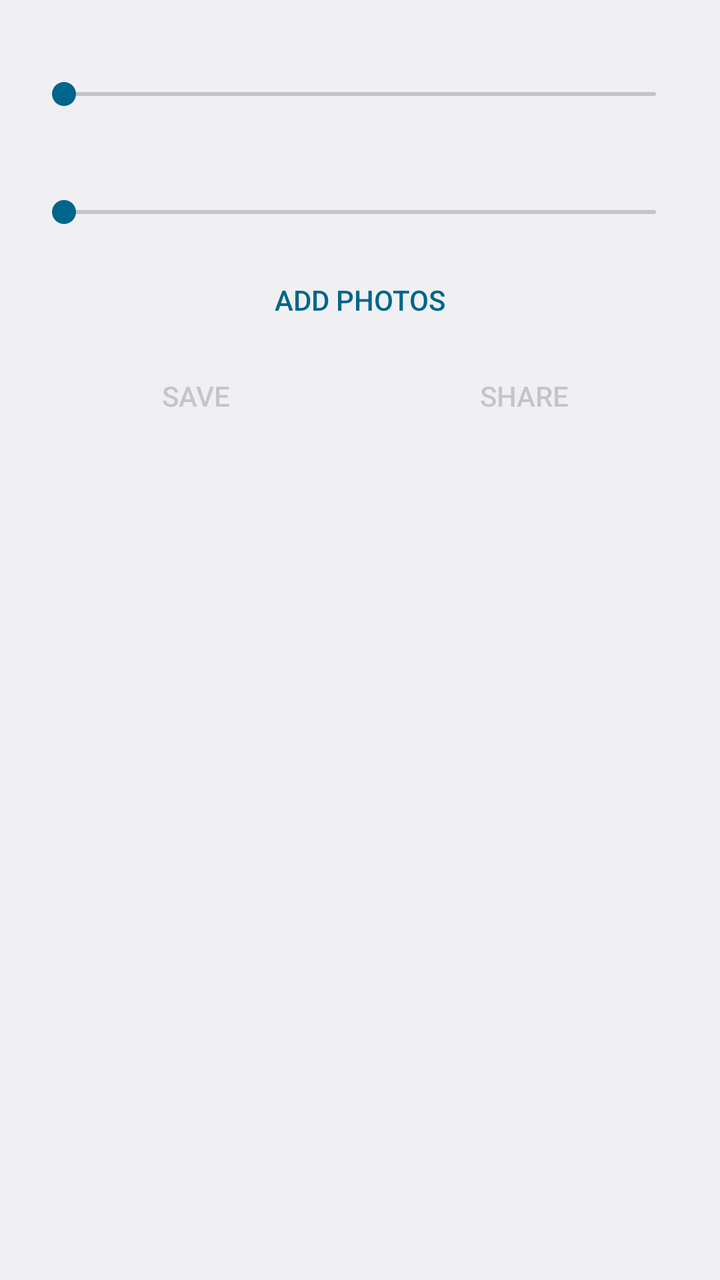
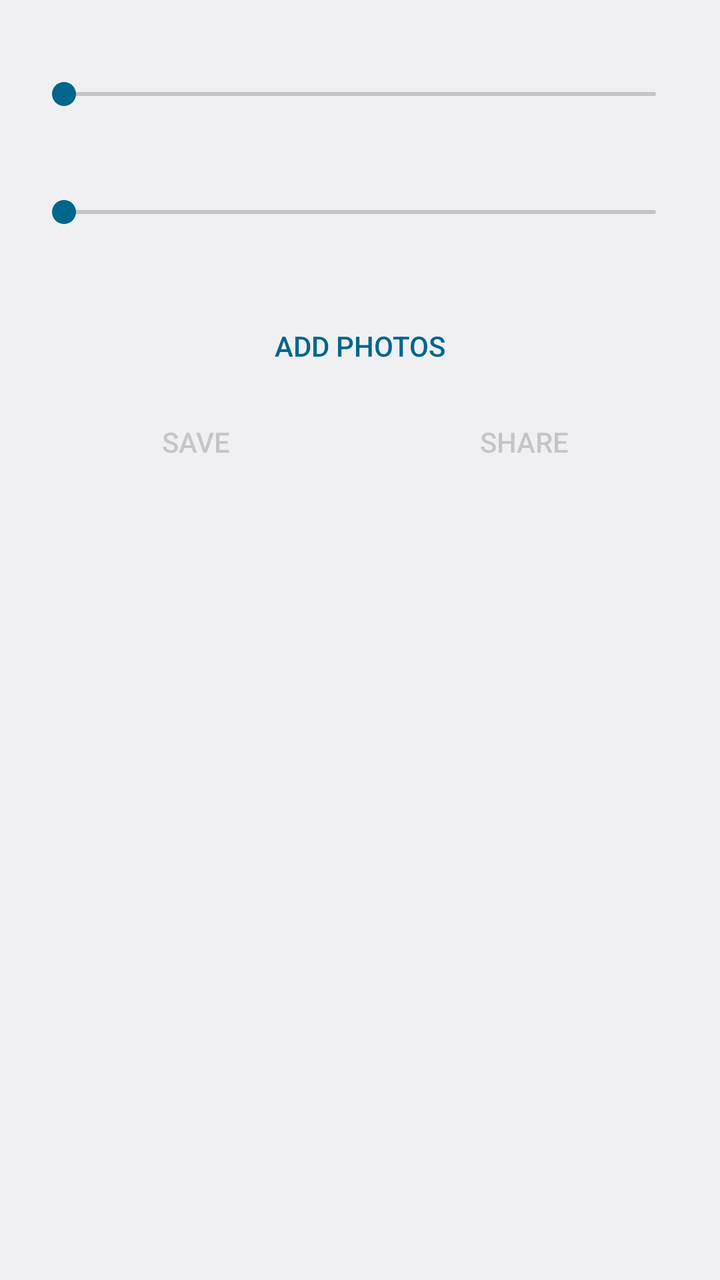

The first picture is an Android layout as it rendered before a commit; the second is the same layout after the commit. The layout source and the unified diff follow.
<!-- AndroidManifest.xml: application theme App -->
<!-- res/layout/share.xml -->
<?xml version="1.0" encoding="utf-8"?>
<LinearLayout xmlns:android="http://schemas.android.com/apk/res/android"
    android:layout_width="match_parent"
    android:layout_height="match_parent"
    android:fitsSystemWindows="true"
    android:orientation="vertical">

    <LinearLayout
        android:layout_width="match_parent"
        android:layout_height="wrap_content"
        android:orientation="vertical"
        android:paddingHorizontal="16dp"
        android:paddingTop="8dp">

        <TextView
            android:id="@+id/from_label"
            android:layout_width="match_parent"
            android:layout_height="wrap_content"
            android:textAppearance="@android:style/TextAppearance.DeviceDefault.Small" />

        <SeekBar
            android:id="@+id/from"
            android:layout_width="match_parent"
            android:contentDescription="@string/share_from_label"
            android:layout_height="40dp" />

        <TextView
            android:id="@+id/to_label"
            android:layout_width="match_parent"
            android:layout_height="wrap_content"
            android:textAppearance="@android:style/TextAppearance.DeviceDefault.Small" />

        <SeekBar
            android:id="@+id/to"
            android:layout_width="match_parent"
            android:contentDescription="@string/share_to_label"
            android:layout_height="40dp" />

        <LinearLayout
            style="?android:attr/buttonBarStyle"
            android:layout_width="match_parent"
            android:layout_height="wrap_content"
            android:orientation="horizontal">

            <Button
                android:id="@+id/add_photos"
                style="?android:attr/buttonBarButtonStyle"
                android:layout_width="0dp"
                android:layout_height="wrap_content"
                android:layout_weight="1"
                android:text="@string/share_add_photos" />

            <Button
                android:id="@+id/clear_photos"
                style="?android:attr/buttonBarButtonStyle"
                android:layout_width="0dp"
                android:layout_height="wrap_content"
                android:layout_weight="1"
                android:text="@string/share_clear_photos"
                android:visibility="gone" />
        </LinearLayout>

        <LinearLayout
            style="?android:attr/buttonBarStyle"
            android:layout_width="match_parent"
            android:layout_height="wrap_content"
            android:orientation="horizontal">

            <Button
                android:id="@+id/save"
                style="?android:attr/buttonBarButtonStyle"
                android:layout_width="0dp"
                android:layout_height="wrap_content"
                android:layout_weight="1"
                android:enabled="false"
                android:text="@string/share_save" />

            <Button
                android:id="@+id/send"
                style="?android:attr/buttonBarButtonStyle"
                android:layout_width="0dp"
                android:layout_height="wrap_content"
                android:layout_weight="1"
                android:enabled="false"
                android:text="@string/share_send" />
        </LinearLayout>
    </LinearLayout>

    <ScrollView
        android:layout_width="match_parent"
        android:layout_height="0dp"
        android:layout_weight="1">

        <FrameLayout
            android:layout_width="match_parent"
            android:layout_height="wrap_content">

            <ImageView
                android:id="@+id/preview"
                android:layout_width="match_parent"
                android:layout_height="wrap_content"
                android:adjustViewBounds="true"
                android:contentDescription="@string/share_preview"
                android:padding="16dp" />

            <ProgressBar
                android:id="@+id/busy"
                android:layout_width="wrap_content"
                android:layout_height="wrap_content"
                android:layout_gravity="center_horizontal"
                android:layout_marginTop="48dp" />
        </FrameLayout>
    </ScrollView>
</LinearLayout>
<!-- resources referenced by this layout -->
<resources>
  <string name="share_add_photos">Add photos</string>
  <string name="share_clear_photos">Remove photos</string>
  <string name="share_from_label">Start of the range</string>
  <string name="share_preview">Preview of the image to share</string>
  <string name="share_save">Save</string>
  <string name="share_send">Share</string>
  <string name="share_to_label">End of the range</string>
  <style name="App" parent="android:Theme.DeviceDefault.NoActionBar" />
</resources>

<!-- the commit's change to res/layout/share.xml (unified diff, before → after) -->
@@ -35,6 +35,13 @@
             android:layout_width="match_parent"
             android:contentDescription="@string/share_to_label"
             android:layout_height="40dp" />
+
+        <TextView
+            android:id="@+id/legend"
+            android:layout_width="match_parent"
+            android:layout_height="wrap_content"
+            android:layout_marginBottom="4dp"
+            android:textAppearance="@android:style/TextAppearance.DeviceDefault.Small" />
 
         <LinearLayout
             style="?android:attr/buttonBarStyle"
